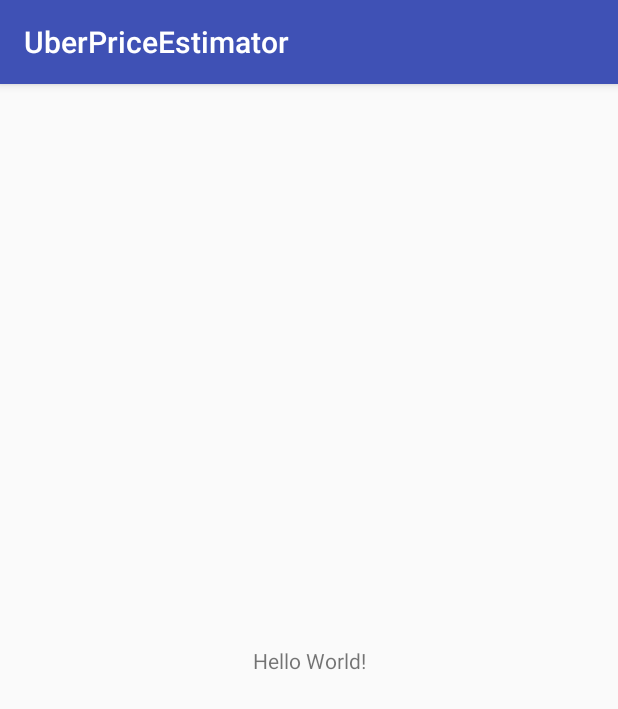
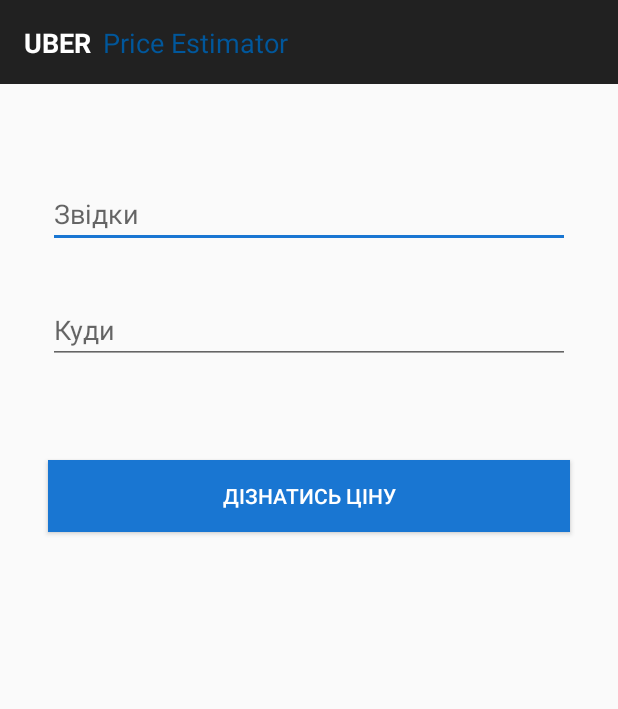
Before and after one commit to loogle18/UberPriceEstimator, an Android app: the screen it shows after launch (MainActivity), on a phone screen of 412 x 824 dp. Shown: the top 709 px of the screen. Run offline under Robolectric (Android 15) with nearby library versions, the phone set to English and light mode, and no system bars.

Commit message:
Added custom action bar and fields with button for main activity.

```diff
--- a/app/src/main/res/layout/activity_main.xml
+++ b/app/src/main/res/layout/activity_main.xml
@@ -6,13 +6,77 @@
     android:layout_height="match_parent"
     tools:context="com.example.sviat_minato.uberpriceestimator.MainActivity">
 
-    <TextView
-        android:layout_width="wrap_content"
+    <EditText
+        android:id="@+id/edit_from"
+        android:layout_width="0dp"
         android:layout_height="wrap_content"
-        android:text="Hello World!"
-        app:layout_constraintBottom_toBottomOf="parent"
-        app:layout_constraintLeft_toLeftOf="parent"
-        app:layout_constraintRight_toRightOf="parent"
-        app:layout_constraintTop_toTopOf="parent" />
+        android:layout_marginEnd="32dp"
+        android:layout_marginStart="32dp"
+        android:layout_marginTop="64dp"
+        android:ems="10"
+        android:hint="Звідки"
+        android:inputType="textPersonName"
+        app:layout_constraintEnd_toEndOf="parent"
+        app:layout_constraintStart_toStartOf="parent"
+        app:layout_constraintTop_toBottomOf="@+id/constraintLayout" />
+
+    <EditText
+        android:id="@+id/edit_to"
+        android:layout_width="0dp"
+        android:layout_height="wrap_content"
+        android:layout_marginTop="32dp"
+        android:ems="10"
+        android:hint="Куди"
+        android:inputType="textPersonName"
+        app:layout_constraintEnd_toEndOf="@+id/edit_from"
+        app:layout_constraintStart_toStartOf="@+id/edit_from"
+        app:layout_constraintTop_toBottomOf="@+id/edit_from" />
+
+    <Button
+        android:id="@+id/button_get_price"
+        android:layout_width="0dp"
+        android:layout_height="wrap_content"
+        android:layout_marginTop="64dp"
+        android:background="@color/colorAccent"
+        android:padding="14dp"
+        android:text="Дізнатись ціну"
+        android:textColor="@android:color/background_light"
+        app:layout_constraintEnd_toEndOf="@+id/edit_to"
+        app:layout_constraintStart_toStartOf="@+id/edit_to"
+        app:layout_constraintTop_toBottomOf="@+id/edit_to" />
+
+    <android.support.constraint.ConstraintLayout
+        android:id="@+id/constraintLayout"
+        android:layout_width="match_parent"
+        android:layout_height="56dp"
+        android:background="@color/colorPrimary">
+
+        <TextView
+            android:id="@+id/text_title_main"
+            android:layout_width="wrap_content"
+            android:layout_height="wrap_content"
+            android:layout_gravity="center_vertical"
+            android:layout_marginStart="16dp"
+            android:text="UBER"
+            android:textColor="@android:color/background_light"
+            android:textSize="18sp"
+            android:textStyle="bold"
+            app:layout_constraintBottom_toBottomOf="parent"
+            app:layout_constraintStart_toStartOf="parent"
+            app:layout_constraintTop_toTopOf="parent" />
+
+        <TextView
+            android:id="@+id/text_title_second"
+            android:layout_width="wrap_content"
+            android:layout_height="wrap_content"
+            android:layout_gravity="center_vertical"
+            android:layout_marginStart="8dp"
+            android:text="Price Estimator"
+            android:textColor="#01579b"
+            android:textSize="18sp"
+            app:layout_constraintBottom_toBottomOf="parent"
+            app:layout_constraintStart_toEndOf="@+id/text_title_main"
+            app:layout_constraintTop_toTopOf="parent" />
+    </android.support.constraint.ConstraintLayout>
 
 </android.support.constraint.ConstraintLayout>
--- a/app/src/main/res/values/colors.xml
+++ b/app/src/main/res/values/colors.xml
@@ -1,6 +1,6 @@
 <?xml version="1.0" encoding="utf-8"?>
 <resources>
-    <color name="colorPrimary">#3F51B5</color>
-    <color name="colorPrimaryDark">#303F9F</color>
-    <color name="colorAccent">#FF4081</color>
+    <color name="colorPrimary">#212121</color>
+    <color name="colorPrimaryDark">#000000</color>
+    <color name="colorAccent">#1976d2</color>
 </resources>
--- a/app/src/main/res/values/strings.xml
+++ b/app/src/main/res/values/strings.xml
@@ -1,3 +1,3 @@
 <resources>
-    <string name="app_name">UberPriceEstimator</string>
+    <string name="app_name">Uber Price Estimator</string>
 </resources>
--- a/app/src/main/res/values/styles.xml
+++ b/app/src/main/res/values/styles.xml
@@ -1,7 +1,7 @@
 <resources>
 
     <!-- Base application theme. -->
-    <style name="AppTheme" parent="Theme.AppCompat.Light.DarkActionBar">
+    <style name="AppTheme" parent="Theme.AppCompat.DayNight.NoActionBar">
         <!-- Customize your theme here. -->
         <item name="colorPrimary">@color/colorPrimary</item>
         <item name="colorPrimaryDark">@color/colorPrimaryDark</item>
```
